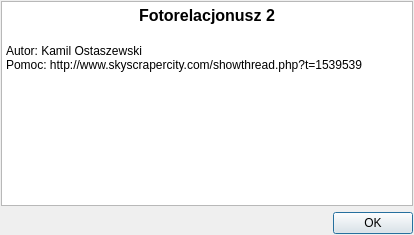
The window that aboutdialog.ui (fotorelacjonusz/classic) describes before a commit, drawn with Qt 5.
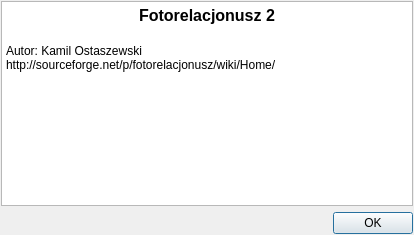
The same window after the commit. Icons and pictures are not drawn.

Diff of the .ui file:
```diff
--- a/aboutdialog.ui
+++ b/aboutdialog.ui
@@ -34,7 +34,7 @@
 &lt;p align=&quot;center&quot; style=&quot; margin-top:0px; margin-bottom:0px; margin-left:0px; margin-right:0px; -qt-block-indent:0; text-indent:0px;&quot;&gt;&lt;span style=&quot; font-size:12pt; font-weight:600;&quot;&gt;Fotorelacjonusz 2&lt;/span&gt;&lt;/p&gt;
 &lt;p style=&quot;-qt-paragraph-type:empty; margin-top:0px; margin-bottom:0px; margin-left:0px; margin-right:0px; -qt-block-indent:0; text-indent:0px; font-size:12pt; font-weight:600;&quot;&gt;&lt;br /&gt;&lt;/p&gt;
 &lt;p style=&quot; margin-top:0px; margin-bottom:0px; margin-left:0px; margin-right:0px; -qt-block-indent:0; text-indent:0px;&quot;&gt;Autor: Kamil Ostaszewski&lt;/p&gt;
-&lt;p style=&quot; margin-top:0px; margin-bottom:0px; margin-left:0px; margin-right:0px; -qt-block-indent:0; text-indent:0px;&quot;&gt;Pomoc: http://www.skyscrapercity.com/showthread.php?t=1539539&lt;/p&gt;
+&lt;p style=&quot; margin-top:0px; margin-bottom:0px; margin-left:0px; margin-right:0px; -qt-block-indent:0; text-indent:0px;&quot;&gt;http://sourceforge.net/p/fotorelacjonusz/wiki/Home/&lt;/p&gt;
 &lt;p style=&quot;-qt-paragraph-type:empty; margin-top:0px; margin-bottom:0px; margin-left:0px; margin-right:0px; -qt-block-indent:0; text-indent:0px;&quot;&gt;&lt;br /&gt;&lt;/p&gt;
 &lt;p style=&quot;-qt-paragraph-type:empty; margin-top:0px; margin-bottom:0px; margin-left:0px; margin-right:0px; -qt-block-indent:0; text-indent:0px;&quot;&gt;&lt;br /&gt;&lt;/p&gt;&lt;/body&gt;&lt;/html&gt;</string>
      </property>
```
